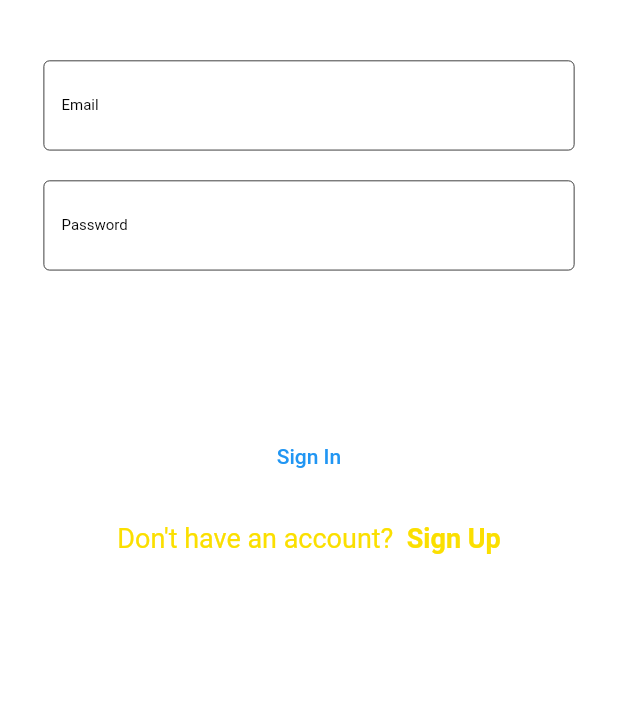
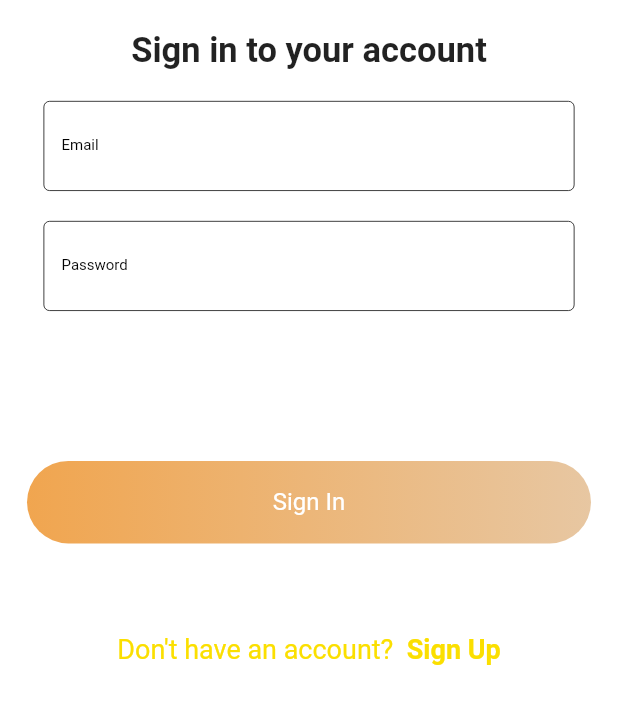
Before and after one commit to Shukurullo8866/shop_firbase_app, a Flutter app: the screen it shows after launch, on a phone screen of 412 x 824 dp, the part 444-1168 px from its top. Run offline on Flutter 3.47's test engine with Material 2 defaults, Android fonts, the phone set to English and light mode, and no system bars; drawn by our look-alikes of zoom_tap_animation; our stand-ins replace cached_network_image, carousel_slider, cloud_firestore, easy_localization, email_validator, firebase_auth and 9 more; accounts and stored records are empty; Roboto replaces fonts that are missing (SFUIDisplay).

Commit message:
Merge remote-tracking branch 'origin/main'
# Conflicts:
#	lib/ui/tab_box/home_page/info_page.dart

```diff
--- a/lib/ui/auth/login_page.dart
+++ b/lib/ui/auth/login_page.dart
@@ -2,6 +2,7 @@ import 'package:flutter/gestures.dart';
 import 'package:flutter/material.dart';
 import 'package:flutter_screenutil/flutter_screenutil.dart';
 import 'package:provider/provider.dart';
+import 'package:shop_firbase_app/ui/auth/widgets/signIn_button.dart';
 import 'package:shop_firbase_app/utils/app_image.dart';
 import '../../utils/color.dart';
 import '../../utils/my_utils.dart';
@@ -50,18 +51,23 @@ class _LoginPageState extends State<LoginPage> {
                       fit: BoxFit.cover,
                       height: 250,
                     ))),
+            const Text(
+              "Sign in to your account",
+              style: TextStyle(fontWeight: FontWeight.w600, fontSize: 23),
+            ),
             const SizedBox(height: 20),
             Padding(
               padding: const EdgeInsets.symmetric(horizontal: 29),
               child: TextFormField(
                 controller: emailController,
                 textInputAction: TextInputAction.next,
-
                 style: MyTextStyle.sfProRegular.copyWith(
                   color: MyColors.black,
                   fontSize: 17,
                 ),
-                decoration: getInputDecoration(label: "Email",),
+                decoration: getInputDecoration(
+                  label: "Email",
+                ),
               ),
             ),
             const SizedBox(height: 20),
@@ -79,8 +85,8 @@ class _LoginPageState extends State<LoginPage> {
               ),
             ),
             const SizedBox(height: 100),
-            TextButton(onPressed: signIn, child: Text("Sign In")),
-            const SizedBox(height: 20),
+            SingnInButton(onTap: signIn, text: 'Sign In'),
+            const SizedBox(height: 60),
             RichText(
               text: TextSpan(
                 style: MyTextStyle.sfProRegular
--- /dev/null
+++ b/lib/ui/auth/widgets/signIn_button.dart
@@ -0,0 +1,37 @@
+// ignore_for_file: must_be_immutable
+import 'package:flutter/material.dart';
+import 'package:zoom_tap_animation/zoom_tap_animation.dart';
+
+class SingnInButton extends StatelessWidget {
+  SingnInButton({super.key, required this.onTap, required this.text});
+  String text;
+  VoidCallback onTap;
+
+  @override
+  Widget build(BuildContext context) {
+    return ZoomTapAnimation(
+      onLongTap: onTap,
+      child: Container(
+        margin: const EdgeInsets.only(left: 18, right: 18),
+        height: 55,
+        width: MediaQuery.of(context).size.width,
+        decoration: BoxDecoration(
+          gradient: const LinearGradient(
+            colors: [
+              Color.fromARGB(231, 239, 156, 61),
+              Color.fromARGB(231, 229, 193, 152),
+            ],
+          ),
+          borderRadius:
+              BorderRadius.circular(MediaQuery.of(context).size.height * 0.2),
+        ),
+        child: const Center(
+          child: Text(
+            "Sign In",
+            style: TextStyle(color: Colors.white, fontSize: 16),
+          ),
+        ),
+      ),
+    );
+  }
+}
```
